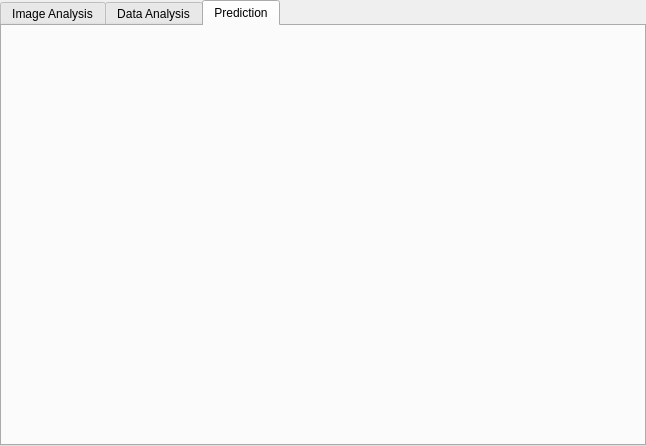
Before: the Qt Designer form main/ml_gui_pyqt5.ui in Shash976/ml_gui, drawn with Qt 5.
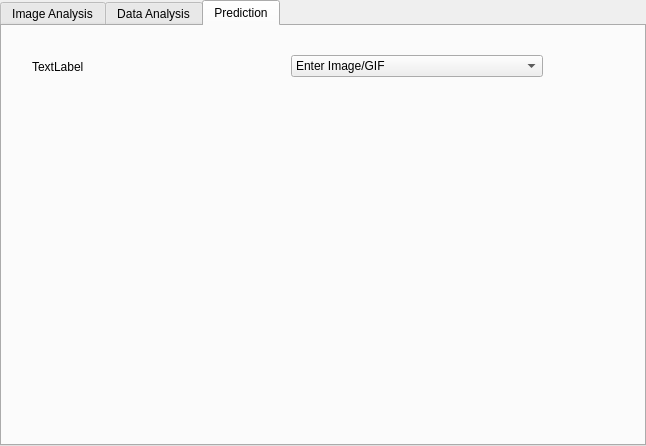
After: the same form once the commit is applied. The open tabs and pages were chosen to show the change. Icons and pictures are not drawn.

Patch:
```diff
--- a/main/ml_gui_pyqt5.ui
+++ b/main/ml_gui_pyqt5.ui
@@ -129,6 +129,39 @@
    <attribute name="title">
     <string>Prediction</string>
    </attribute>
+   <widget class="QWidget" name="horizontalLayoutWidget_4">
+    <property name="geometry">
+     <rect>
+      <x>30</x>
+      <y>20</y>
+      <width>511</width>
+      <height>41</height>
+     </rect>
+    </property>
+    <layout class="QHBoxLayout" name="horizontalLayout_4">
+     <item>
+      <widget class="QLabel" name="label_4">
+       <property name="text">
+        <string>TextLabel</string>
+       </property>
+      </widget>
+     </item>
+     <item>
+      <widget class="QComboBox" name="comboBox">
+       <item>
+        <property name="text">
+         <string>Enter Image/GIF</string>
+        </property>
+       </item>
+       <item>
+        <property name="text">
+         <string>Enter X-Val</string>
+        </property>
+       </item>
+      </widget>
+     </item>
+    </layout>
+   </widget>
   </widget>
  </widget>
  <resources/>
```
Left out of the diff: 2 changed lines with no effect on the pictures.
